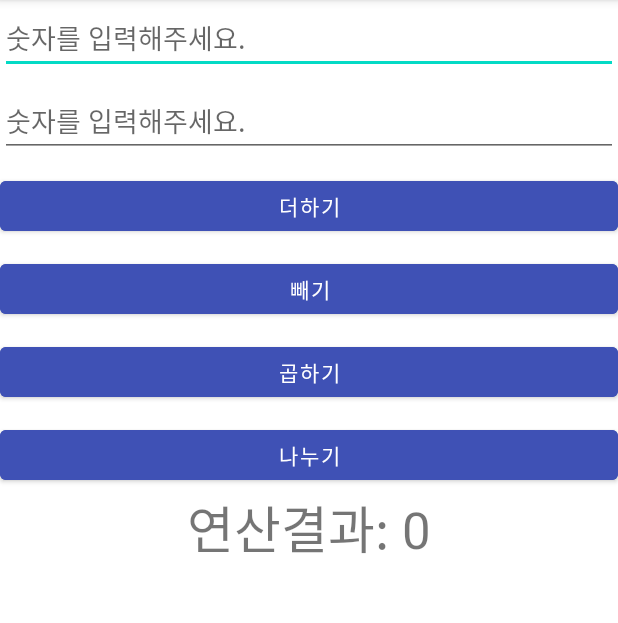
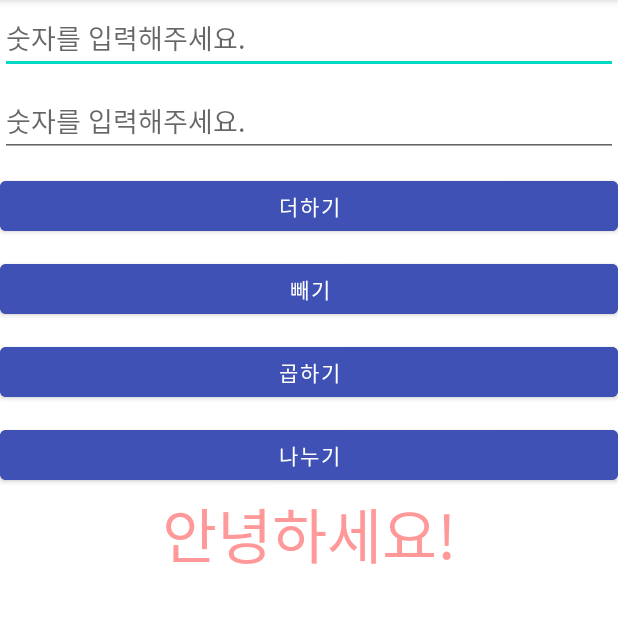
Before and after one commit to skthdus/AndroidStudio, an Android app: the screen it shows after launch (ConstraintActivity), on a phone screen of 412 x 824 dp, the part 84-707 px from its top. Run offline under Robolectric (Android 15) with nearby library versions, the light colour scheme and no system bars.

Commit message:
221125 버튼 클릭 이벤트

```diff
--- a/20221124/app/src/main/java/com/example/a20221124/ConstraintActivity.kt
+++ b/20221124/app/src/main/java/com/example/a20221124/ConstraintActivity.kt
@@ -1,11 +1,27 @@
 package com.example.a20221124
 
+import android.graphics.Color
 import androidx.appcompat.app.AppCompatActivity
 import android.os.Bundle
+import android.view.View
+import android.widget.Button
+import android.widget.EditText
 import android.widget.TextView
+import android.widget.Toast
 
 // : Kotlin에서 상속
 class ConstraintActivity : AppCompatActivity() {
+
+    // 전역변수(뷰)로 만들기
+        lateinit var tvResult: TextView
+        // 뷰에 대해서는 선언만 하는 것은 불가능! 초기화가 꼭 이루어져야 한다
+        // 그런데 lateinit 이라는 키워드로 나중에 꼭 초기화를 하곘다
+        // 라는 약속을 할 수 있다!
+        lateinit var etNum1: EditText
+        lateinit var etNum2: EditText
+
+
+
     // OnCreate() 는 Activity가 실행될 때 최초 딱 한번(가장 먼저) 호출되는 메서드
     // : Activity 생명주기
     override fun onCreate(savedInstanceState: Bundle?) {
@@ -15,10 +31,96 @@ class ConstraintActivity : AppCompatActivity() {
 
         // 1. xml의 View에 id를 지정
         // 2. id값을 이용해서 view를 찾아온다 (findViewById)
-        val tvResult = findViewById<TextView>(R.id.tvResult)
+//        tvResult = findViewById<TextView>(R.id.tvResult)
+        tvResult = findViewById(R.id.tvResult)
+        val btnMinus = findViewById<Button>(R.id.btnMinus)
+        //  btnMul, btnDiv, etNum1, etNum2
+        val btnMul = findViewById<Button>(R.id.btnMul)
+        val btnDiv = findViewById<Button>(R.id.btnDiv)
+
+        etNum1 = findViewById(R.id.etNum1)
+        etNum2 = findViewById(R.id.etNum2)
+
         // id값은 문자열로 정해줬는데 받아오는 값이 Int
         // R 폴더에 모든 뷰(리소스)들의 id값이 저장되는데 주소값이 저장
         // 16진수 상수형태로 저장이 되어있다(Int)
 
+        // ** setContentView 위로 find할 수 없다! **
+        tvResult.setTextColor(Color.BLUE)
+        tvResult.setTextColor((Color.parseColor("#ff9999")))
+
+        //textSize에는 Float 자료형이 들어가야 한다! (f: 형변환)
+        tvResult.textSize = 40.0f
+        tvResult.text = "안녕하세요!"
+        // charSequence 인터페이스 - String은 CharSequence 인터페이스 상속받는 중
+
+        // - 더하기 버튼을 눌렀을 때  "더하기 버튼이 눌렸습니다"라는
+        // Toast 를 띄워 주자!
+        // 이벤트를 주는 방법
+        // 1) 이벤트 메소드 설계 후 뷰에 연결하기
+        // 2) innerClass (Listener onClick 구현)
+        btnMinus.setOnClickListener {
+            // {}안에다가 기능 구현만 하면 됨!
+            // 버튼을 눌렀을 때 "마이너스 버튼이 눌렸습니다" 토스트 띄우기
+            Toast.makeText(this,"빼기 버튼이 눌렸습니다", Toast.LENGTH_LONG).show()
+
+
+            // findViewById 하고 나서~
+
+            // 1. EditText에 적혀있는 내용 가져오기
+            var num1 = etNum1.text.toString().toInt()
+            var num2 = etNum2.text.toString().toInt()
+            // etNum1, etNum2 에 있는 내용  변수 num1, num2에 저장
+            // 실제로 getText --> Editable ---> 문자열로 형변환 ---> 정수형
+            // 2. num1, num2 연산 결과를 tvResult에 set 해주세요!
+            // : num1, num2 연산결과를 문자열로 바꿔서 set 해주세요
+//            var minus = num1-num2
+//            tvResult.setText("연산 결과 : $minus")
+            tvResult.text = ("연산결과 : ${num1-num2}")
+        }
+
+
+        btnMul.setOnClickListener {
+            Toast.makeText(this, "곱하기 버튼을 눌렀습니다",Toast.LENGTH_SHORT).show()
+
+            var num1 = etNum1.text.toString().toInt()
+            var num2 = etNum2.text.toString().toInt()
+
+            var mul = num1*num2
+            tvResult.setText("연산 결과 : $mul")
+
+
+        }
+
+        btnDiv.setOnClickListener {
+            Toast.makeText(this, "나누기 버튼을 눌렀습니다", Toast.LENGTH_SHORT).show()
+
+            var num1 = etNum1.text.toString().toInt()
+            var num2 = etNum2.text.toString().toInt()
+
+            var div = num1/num2
+            tvResult.setText("연산 결과 : $div")
+        }
+
+        // 3) interface를 상속받게 만들어서 OnClick 구현
+
+    } // oncreate 밖
+
+    // 이벤트 리스너는 무조건 View 매개변수를 가지고 있어야 한다.
+    fun myClick(view: View){
+        // Toast 띄우기
+        // 1) this , ConstraintActivity.this : Toast를 띄울 화면 정보
+        // 2) 문구 (무조건 String, Int가 허용되는 경우는 id값 만)
+        // 3) Toast에 Short(3초), Long(5초) 속성 사용 : 지속시간
+        Toast.makeText(this,"더하기 버튼이 눌렸습니다",Toast.LENGTH_SHORT).show()
+
+        var num1 = etNum1.text.toString().toInt()
+        // Emulator를 처음 실행시키면 EditText에는 아무 값도 없음
+        // **.toInt() NUmberFormatException
+        // 버튼을 눌렀을 때 적혀있는 값을 가지고 와줘야 함!!
+        var num2 = etNum2.text.toString().toInt()
+        var result = num1 + num2
+        tvResult.text = "연산 결과 : $result"
     }
+
 }
--- a/20221124/app/src/main/res/layout/activity_constraint.xml
+++ b/20221124/app/src/main/res/layout/activity_constraint.xml
@@ -37,6 +37,7 @@
         android:layout_height="45dp"
         android:layout_marginTop="10dp"
         android:backgroundTint="#3F51B5"
+        android:onClick="myClick"
         android:text="더하기"
         app:layout_constraintEnd_toEndOf="parent"
         app:layout_constraintStart_toStartOf="@+id/etNum2"
```
Also changed, not shown: 20221124/app/src/main/res/drawable/logo.png (added).
